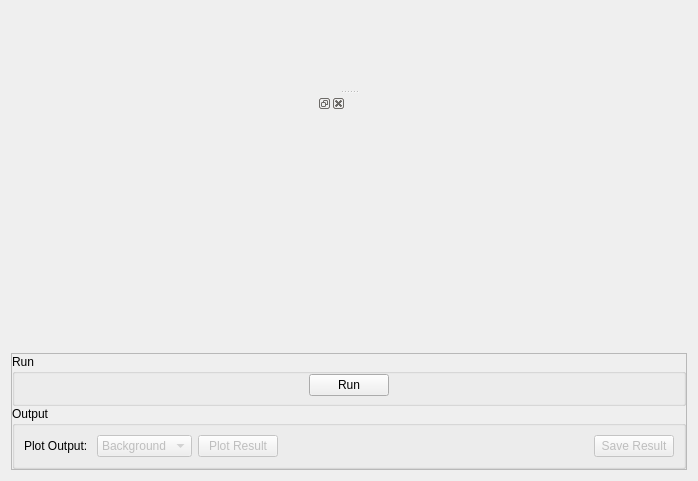
mantidproject/mantid, file qt/scientific_interfaces/Indirect/IqtFit.ui: the form before one commit.
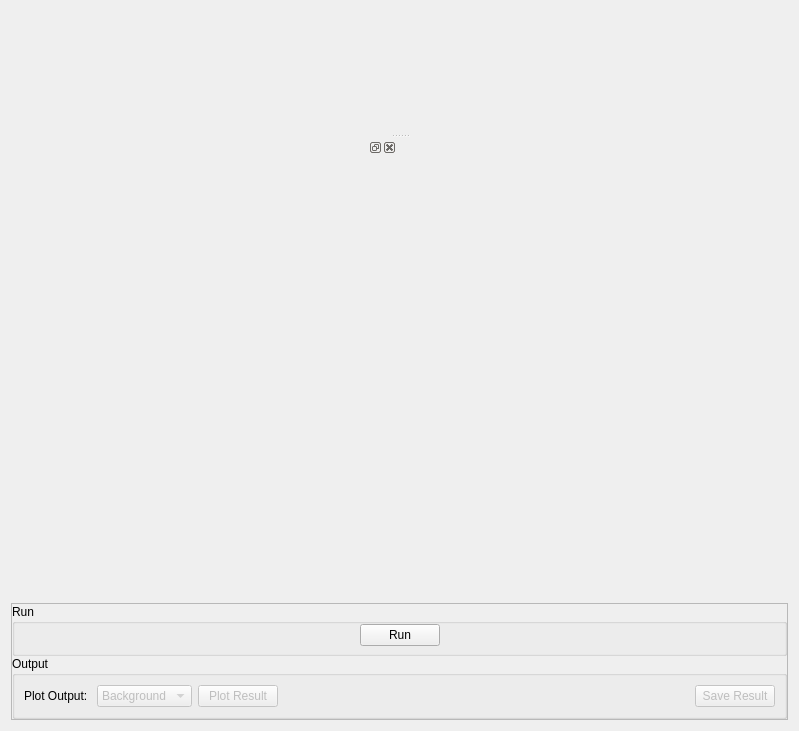
The form after the commit. Custom widgets are drawn as their Qt base class.

```diff
--- a/qt/scientific_interfaces/Indirect/IqtFit.ui
+++ b/qt/scientific_interfaces/Indirect/IqtFit.ui
@@ -6,8 +6,8 @@
    <rect>
     <x>0</x>
     <y>0</y>
-    <width>698</width>
-    <height>481</height>
+    <width>799</width>
+    <height>731</height>
    </rect>
   </property>
   <property name="windowTitle">
@@ -89,7 +89,7 @@
                </property>
                <property name="sizeHint" stdset="0">
                 <size>
-                 <width>282</width>
+                 <width>332</width>
                  <height>20</height>
                 </size>
                </property>
```
